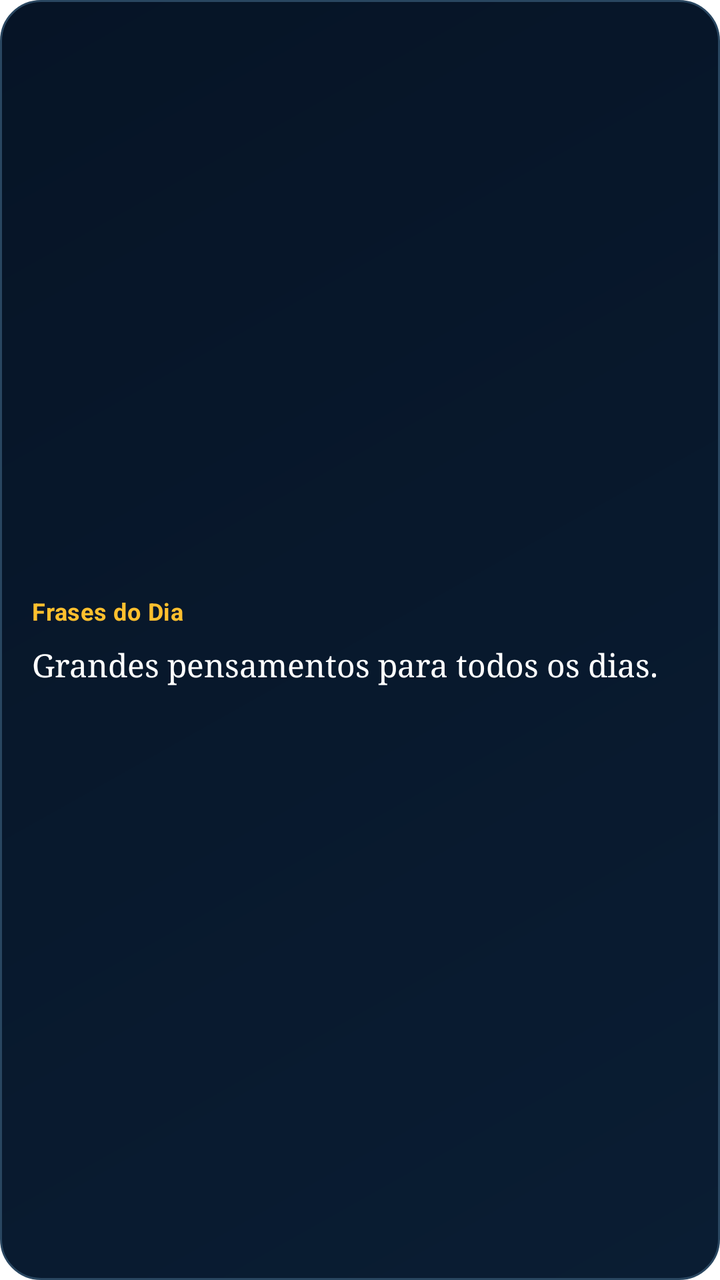
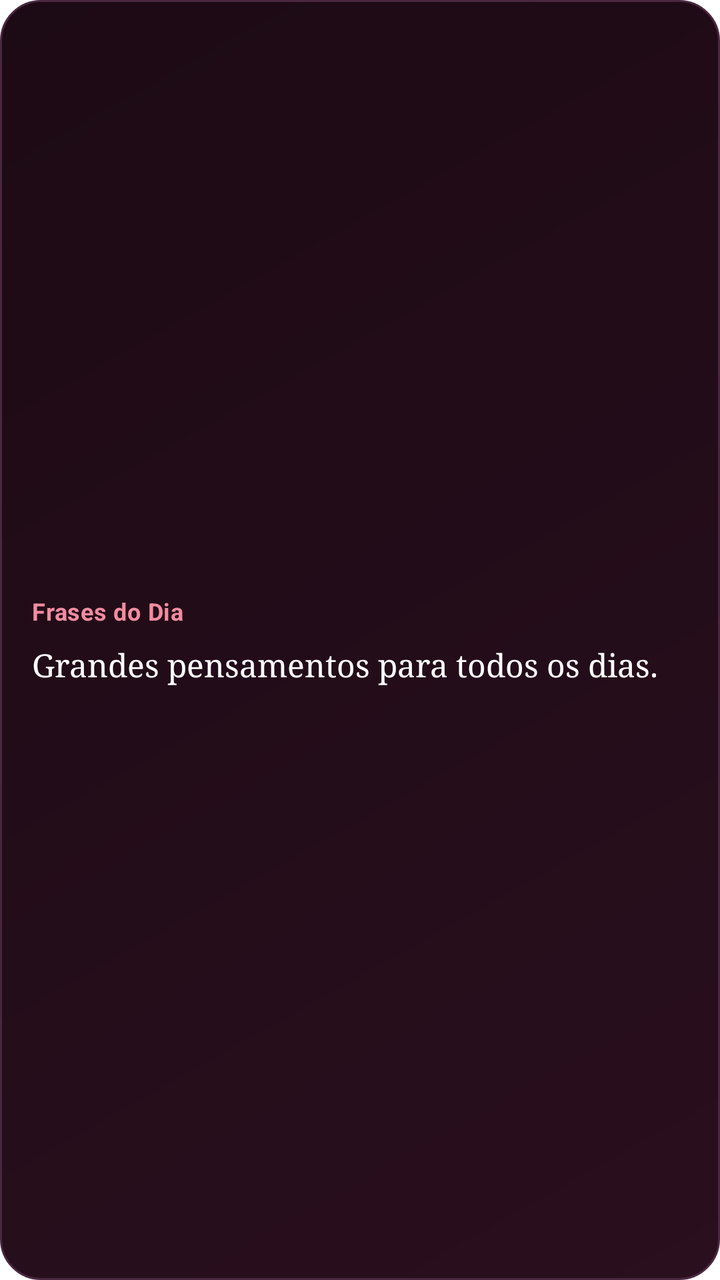

Before-and-after screenshots of an Android layout around one commit, followed by the original layout XML and the change that was made.
<!-- AndroidManifest.xml: fallback theme Theme.MaterialComponents.DayNight.NoActionBar -->
<!-- res/layout/quote_widget.xml -->
<?xml version="1.0" encoding="utf-8"?>
<LinearLayout xmlns:android="http://schemas.android.com/apk/res/android"
    android:id="@+id/widget_root"
    android:layout_width="match_parent"
    android:layout_height="match_parent"
    android:orientation="vertical"
    android:background="@drawable/quote_widget_bg"
    android:padding="16dp"
    android:gravity="center_vertical">

    <TextView
        android:id="@+id/widget_appname"
        android:layout_width="wrap_content"
        android:layout_height="wrap_content"
        android:text="Frases do Dia"
        android:textColor="#FFC02E"
        android:textStyle="bold"
        android:textSize="12sp"
        android:letterSpacing="0.02"
        android:layout_marginBottom="8dp" />

    <TextView
        android:id="@+id/widget_quote"
        android:layout_width="match_parent"
        android:layout_height="wrap_content"
        android:text="Grandes pensamentos para todos os dias."
        android:textColor="#FFFFFF"
        android:textSize="16sp"
        android:fontFamily="serif"
        android:maxLines="4"
        android:ellipsize="end"
        android:lineSpacingMultiplier="1.15" />

</LinearLayout>
<!-- resources referenced by this layout -->
<resources>
  <!-- drawable quote_widget_bg (drawable) -->
  <?xml version="1.0" encoding="utf-8"?>
  <shape xmlns:android="http://schemas.android.com/apk/res/android"
      android:shape="rectangle">
      <gradient
          android:startColor="#0A1D33"
          android:endColor="#061426"
          android:angle="135" />
      <corners android:radius="20dp" />
      <stroke android:width="1dp" android:color="#294660" />
  </shape>
</resources>

<!-- the commit's change to res/layout/quote_widget.xml (unified diff, before → after) -->
@@ -13,7 +13,7 @@
         android:layout_width="wrap_content"
         android:layout_height="wrap_content"
         android:text="Frases do Dia"
-        android:textColor="#FFC02E"
+        android:textColor="#F28CA0"
         android:textStyle="bold"
         android:textSize="12sp"
         android:letterSpacing="0.02"
<!-- resource entries referenced after the edit -->
@@ -5,11 +5,11 @@
   <shape xmlns:android="http://schemas.android.com/apk/res/android"
       android:shape="rectangle">
       <gradient
-          android:startColor="#0A1D33"
-          android:endColor="#061426"
+          android:startColor="#2A0F1E"
+          android:endColor="#1C0A14"
           android:angle="135" />
       <corners android:radius="20dp" />
-      <stroke android:width="1dp" android:color="#294660" />
+      <stroke android:width="1dp" android:color="#4A2740" />
   </shape>
 </resources>
 
